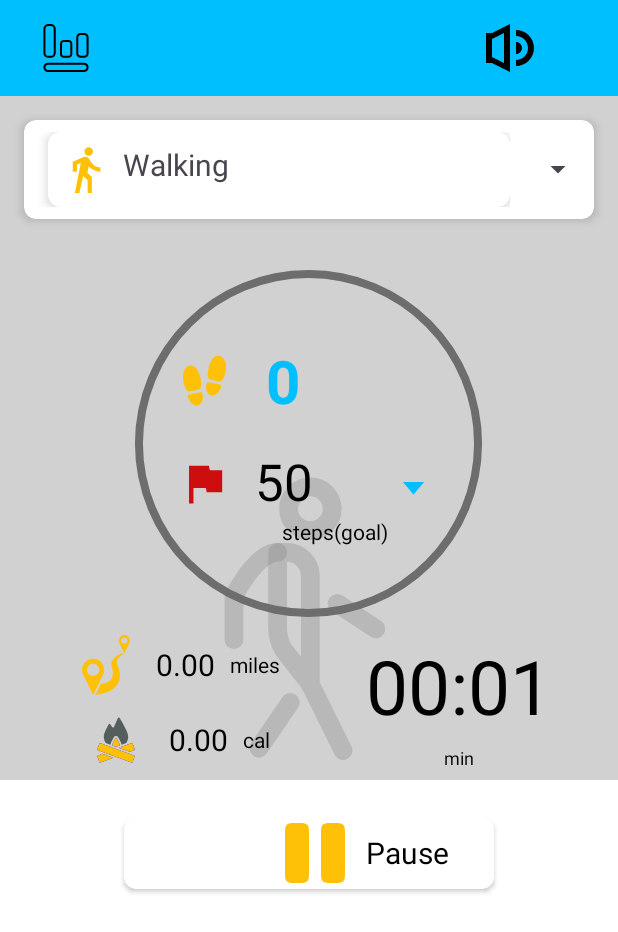
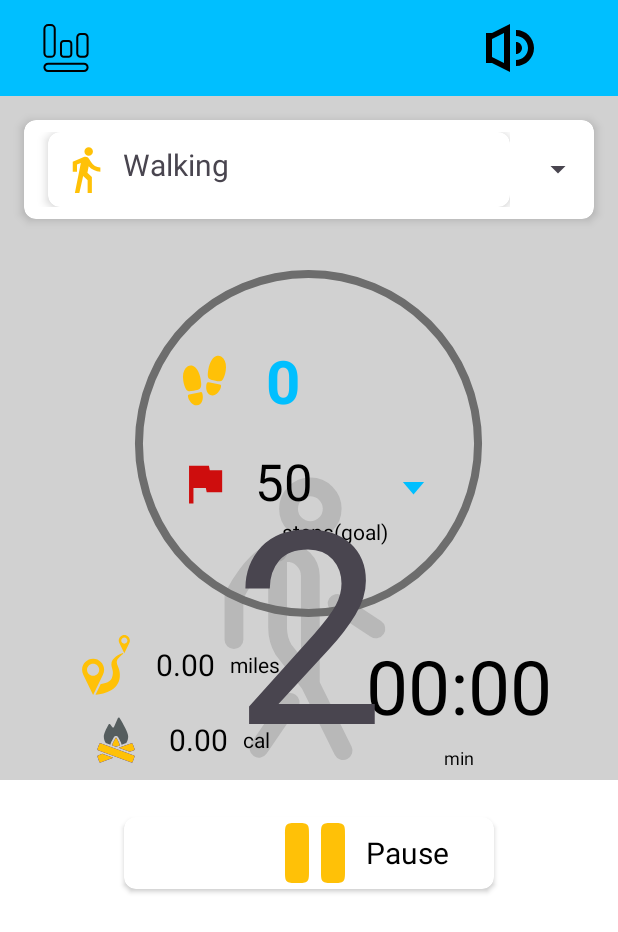
Before and after one commit to prathvihan1008/QuickWalk, an Android app: the screen it shows after launch (MainActivity), after a tap on "pause resume", on a phone screen of 412 x 824 dp. Shown: the top 932 px of the screen. Run offline under Robolectric (Android 15) with nearby library versions, the light colour scheme and no system bars; our stand-ins replace AdMob.

Commit message:
Added the countdown timer #fixed bugs

```diff
--- a/app/src/main/AndroidManifest.xml
+++ b/app/src/main/AndroidManifest.xml
@@ -28,9 +28,11 @@
 
 
         android:parentActivityName=".MainActivity"
+            android:screenOrientation="portrait"
             android:exported="false" />
         <activity
             android:name=".SplashActivity"
+            android:screenOrientation="portrait"
             android:exported="true">
             <intent-filter>
                 <action android:name="android.intent.action.MAIN" />
@@ -40,6 +42,7 @@
         </activity>
         <activity
             android:name=".MainActivity"
+            android:screenOrientation="portrait"
             android:exported="true">
 
         </activity>
--- a/app/src/main/java/com/prathvihan1008/quickwalk/fragments/WalkFragment.java
+++ b/app/src/main/java/com/prathvihan1008/quickwalk/fragments/WalkFragment.java
@@ -1,6 +1,8 @@
 package com.prathvihan1008.quickwalk.fragments;
 
 import static android.content.Context.SENSOR_SERVICE;
+
+import static java.lang.Boolean.TRUE;
 
 import android.content.Context;
 import android.content.DialogInterface;
@@ -12,6 +14,7 @@ import android.hardware.SensorEvent;
 import android.hardware.SensorEventListener;
 import android.hardware.SensorManager;
 import android.os.Bundle;
+import android.os.CountDownTimer;
 import android.os.Handler;
 import android.os.SystemClock;
 import android.speech.tts.TextToSpeech;
@@ -78,11 +81,15 @@ public class WalkFragment extends Fragment implements SensorEventListener,TextTo
     public static final String PREFS_NAME = "MyPref1";
     public static final String FRAGMENT_LOADED_KEY = "FragmentLoaded";
     public static boolean isFirstTimeLoaded;
-    private TextView countdownTextView;
+
     private FrameLayout overlay;
     private AdView mAdView;
     private AdView mAdView1;
     private View glassyView;
+    private TextView countdownText;
+    private boolean flag=true;
+    private boolean isButtonEnabled = true;
+
 
 
 
@@ -103,6 +110,7 @@ public class WalkFragment extends Fragment implements SensorEventListener,TextTo
 
         progressBar = view.findViewById(R.id.progressBar);
         glassyView = view.findViewById(R.id.glassyView);
+        countdownText = view.findViewById(R.id.countdown_text);
 
 
         progressBar.setMax(100);
@@ -199,12 +207,16 @@ public class WalkFragment extends Fragment implements SensorEventListener,TextTo
             }
         });*/
 
-        ivPauseResume.setOnClickListener(new View.OnClickListener() {
-            @Override
-            public void onClick(View v) {
-                onPauseResumeClick(v);
-            }
-        });
+
+            ivPauseResume.setOnClickListener(new View.OnClickListener() {
+
+                @Override
+                public void onClick(View v) {
+                    if(isButtonEnabled){
+                    onPauseResumeClick(v);}
+                }
+            });
+
 
         resetSteps();
         loadData();
@@ -420,11 +432,24 @@ public class WalkFragment extends Fragment implements SensorEventListener,TextTo
             isRunning = true;
             glassyView.setVisibility(View.VISIBLE);
             adjustTransparency();
+            if(flag) {
+                isButtonEnabled=false;
+                countdownText.setVisibility(View.VISIBLE);
+                startCountdown();
+                flag=false;
+            }
+
+            else {
+
+                 startTime = SystemClock.elapsedRealtime() - elapsedTime;  // Adjust for paused time
+                handler.post(updateTimerTask);
+
+            }
 
             stopbtn.setVisibility(View.INVISIBLE);
 
-            startTime = SystemClock.elapsedRealtime() - elapsedTime;  // Adjust for paused time
-            handler.post(updateTimerTask);
+           // startTime = SystemClock.elapsedRealtime() - elapsedTime;  // Adjust for paused time
+            //handler.post(updateTimerTask);
             ivPauseResume.setImageResource(R.drawable.pause1);
             notation.setText("Pause");
         }
@@ -439,6 +464,26 @@ public class WalkFragment extends Fragment implements SensorEventListener,TextTo
             // Light theme
             glassyView.setBackgroundColor(Color.parseColor("#2E000000")); // Semi-transparent light color
         }
+    }
+
+    private void startCountdown() {
+        new CountDownTimer(4000, 1000) {
+
+
+            public void onTick(long millisUntilFinished) {
+                countdownText.setText("" + millisUntilFinished / 1000);
+            }
+
+            public void onFinish() {
+                isButtonEnabled=true;
+                countdownText.setVisibility(View.GONE);
+                startTime = SystemClock.elapsedRealtime() - elapsedTime;  // Adjust for paused time
+                handler.post(updateTimerTask);
+                // Continue with normal execution here
+                // For example:
+                // performNormalExecution();
+            }
+        }.start();
     }
 
 
--- /dev/null
+++ b/app/src/main/res/drawable/stop.xml
@@ -0,0 +1,15 @@
+<vector xmlns:android="http://schemas.android.com/apk/res/android"
+    android:width="800dp"
+    android:height="800dp"
+    android:viewportWidth="1024"
+    android:viewportHeight="1024">
+  <path
+      android:pathData="M313.5,906.3c-16,0 -35.7,-11.4 -43.7,-25.2L71.4,537.4c-8,-13.9 -8,-36.6 0,-50.5l198.4,-343.6c8,-13.9 27.7,-25.2 43.7,-25.2h396.8c16,0 35.7,11.4 43.7,25.2l198.4,343.6c8,13.9 8,36.6 0,50.5L754,881c-8,13.9 -27.7,25.2 -43.7,25.2H313.5z"
+      android:fillColor="#CE0D0D"/>
+  <path
+      android:pathData="M329.1,828.7h365.5l182.8,-316.6 -182.8,-316.5L329.1,195.6L146.4,512.2l182.7,316.5zM703.1,857.9L320.7,857.9c-5.2,0 -10,-2.8 -12.6,-7.3L116.9,519.5c-2.6,-4.5 -2.6,-10.1 0,-14.6l191.2,-331.1c2.6,-4.5 7.4,-7.3 12.6,-7.3h382.4c5.2,0 10,2.8 12.6,7.3l191.2,331.1c2.6,4.5 2.6,10.1 0,14.6L715.7,850.6c-2.6,4.5 -7.4,7.3 -12.6,7.3z"
+      android:fillColor="#FFFFFF"/>
+  <path
+      android:pathData="M264.8,558.4c-2.7,-1.9 -4.5,-5.1 -4.5,-8.9 0,-6.1 4.9,-10.8 11,-10.8 3.2,0 5.3,0.9 6.8,2.1 11,8.7 22.7,13.6 37.1,13.6s23.5,-6.8 23.5,-16.7v-0.4c0,-9.5 -5.3,-14.6 -29.9,-20.3 -28.2,-6.8 -44.1,-15.2 -44.1,-39.6v-0.4c0,-22.7 18.9,-38.5 45.3,-38.5 16.7,0 30.1,4.4 42.1,12.3 2.7,1.5 5.1,4.7 5.1,9.3 0,6.1 -4.9,10.8 -11,10.8 -2.3,0 -4.2,-0.6 -6.1,-1.7 -10.2,-6.6 -20.1,-10 -30.5,-10 -13.6,0 -21.6,7 -21.6,15.7v0.4c0,10.2 6.1,14.8 31.6,20.8 28,6.8 42.4,16.9 42.4,38.8v0.4c0,24.8 -19.5,39.6 -47.4,39.6 -18,0.2 -35.1,-5.5 -49.8,-16.5zM419.2,462.2L387,462.2c-6.1,0 -10.8,-4.9 -10.8,-10.8s4.7,-10.8 10.8,-10.8h88c5.9,0 10.6,4.9 10.6,10.8s-4.7,10.8 -10.6,10.8h-32.4v100.4c0,6.4 -5.3,11.6 -11.7,11.6 -6.4,0 -11.7,-5.1 -11.7,-11.6L419.2,462.2zM610.5,507.3v-0.4c0,-25.8 -18.8,-47.2 -45.1,-47.2s-44.7,21 -44.7,46.8v0.4c0,25.8 18.8,47 45.1,47s44.7,-20.8 44.7,-46.6zM496.3,507.3v-0.4c0,-37.3 28.8,-68.6 69.5,-68.6s69.1,30.9 69.1,68.2v0.4c0,37.3 -28.8,68.6 -69.5,68.6s-69.1,-30.9 -69.1,-68.2zM713.5,509.6c17.6,0 28.6,-9.9 28.6,-23.7v-0.4c0,-15.5 -11.2,-23.7 -28.6,-23.7h-27.1v47.7l27.1,0.1zM663.1,452.4c0,-6.6 5.1,-11.7 11.7,-11.7h40.5c31.1,0 50.4,17.6 50.4,44.3v0.4c0,29.7 -23.9,45.3 -53,45.3h-26.3v32c0,6.4 -5.1,11.6 -11.6,11.6 -6.6,0 -11.7,-5.1 -11.7,-11.6L663.1,452.4z"
+      android:fillColor="#FFFFFF"/>
+</vector>
--- a/app/src/main/res/layout/fragment_walk.xml
+++ b/app/src/main/res/layout/fragment_walk.xml
@@ -27,6 +27,7 @@
 
         android:background="@drawable/walk"
         android:scaleType="centerCrop" />
+
 
     <LinearLayout
         android:layout_width="match_parent"
@@ -294,7 +295,7 @@
                     android:layout_marginEnd="25dp"
                     android:layout_weight="1"
                     android:clickable="true"
-                    android:src="@drawable/stop_button"
+                    android:src="@drawable/stop"
                     android:contentDescription="@string/stop_button_description"
                     android:focusable="true"
                     android:visibility="invisible"/>
@@ -340,7 +341,7 @@
         xmlns:ads="http://schemas.android.com/apk/res-auto"
         android:id="@+id/adView"
         android:layout_gravity="center_horizontal"
-        android:layout_marginTop="20dp"
+        android:layout_marginTop="25dp"
         android:layout_width="wrap_content"
         android:layout_height="wrap_content"
         ads:adSize="LARGE_BANNER"
@@ -351,4 +352,14 @@
 
 
 </LinearLayout>
+
+
+    <TextView
+        android:id="@+id/countdown_text"
+        android:layout_width="wrap_content"
+        android:layout_height="wrap_content"
+        android:text="0"
+        android:textSize="180sp"
+        android:visibility="invisible"
+        android:layout_centerInParent="true" />
 </RelativeLayout>
```
Also changed, not shown: app/src/main/java/com/prathvihan1008/quickwalk/fragments/BikeFragment.java (+48 -4 lines), app/src/main/java/com/prathvihan1008/quickwalk/fragments/JogFragment.java (+45 -5 lines), app/src/main/res/layout/fragment_bike.xml (+12 -2 lines), app/src/main/res/layout/fragment_jog.xml (+14 -3 lines).
